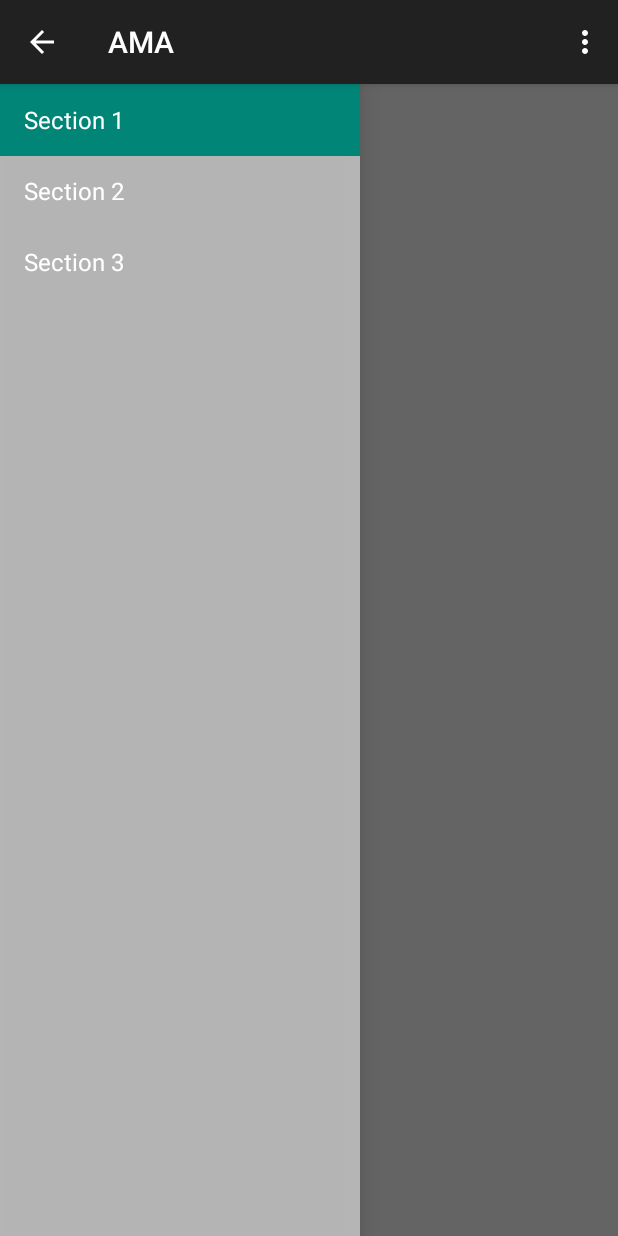
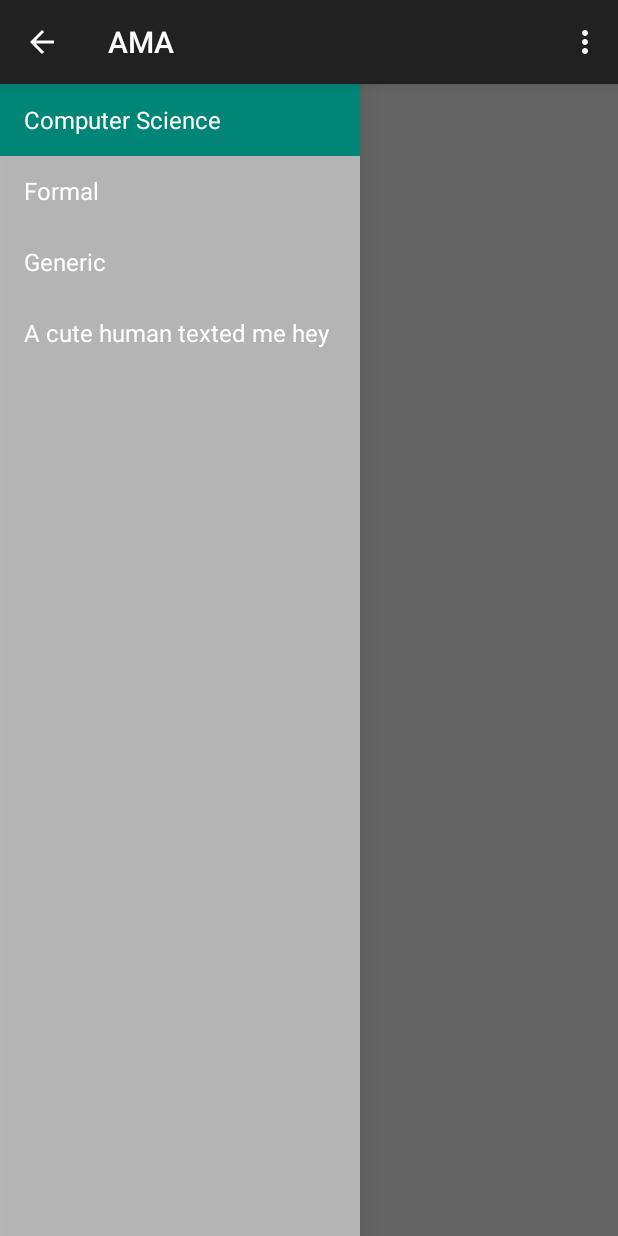
Before and after one commit to HiceS/AMAapp, an Android app: the screen it shows after launch (MainActivity), on a phone screen of 412 x 824 dp. Run offline under Robolectric (Android 15) with nearby library versions, the phone set to English and light mode, and no system bars; 2 statements that could not run were skipped.

Commit message:
Changed the names of the directories
Modified the strings so that the app has name associated with categories

```diff
--- a/app/src/main/java/com/thelogiccore/logic/ama/MainActivity.java
+++ b/app/src/main/java/com/thelogiccore/logic/ama/MainActivity.java
@@ -66,6 +66,9 @@ public class MainActivity extends ActionBarActivity
                 break;
             case 3:
                 mTitle = getString(R.string.title_section3);
+                break;
+            case 4:
+                mTitle = getString(R.string.title_section4);
                 break;
         }
     }
--- a/app/src/main/java/com/thelogiccore/logic/ama/NavigationDrawerFragment.java
+++ b/app/src/main/java/com/thelogiccore/logic/ama/NavigationDrawerFragment.java
@@ -105,6 +105,7 @@ public class NavigationDrawerFragment extends Fragment {
                         getString(R.string.title_section1),
                         getString(R.string.title_section2),
                         getString(R.string.title_section3),
+                        getString(R.string.title_section4),
                 }));
         mDrawerListView.setItemChecked(mCurrentSelectedPosition, true);
         return mDrawerListView;
--- a/app/src/main/res/values/strings.xml
+++ b/app/src/main/res/values/strings.xml
@@ -1,9 +1,10 @@
 <resources>
     <string name="app_name">AMA</string>
 
-    <string name="title_section1">Section 1</string>
-    <string name="title_section2">Section 2</string>
-    <string name="title_section3">Section 3</string>
+    <string name="title_section1">Computer Science</string>
+    <string name="title_section2">Formal</string>
+    <string name="title_section3">Generic</string>
+    <string name="title_section4">A cute human texted me hey</string>
 
     <string name="navigation_drawer_open">Open navigation drawer</string>
     <string name="navigation_drawer_close">Close navigation drawer</string>
```
Also changed, not shown: 1 other file.
